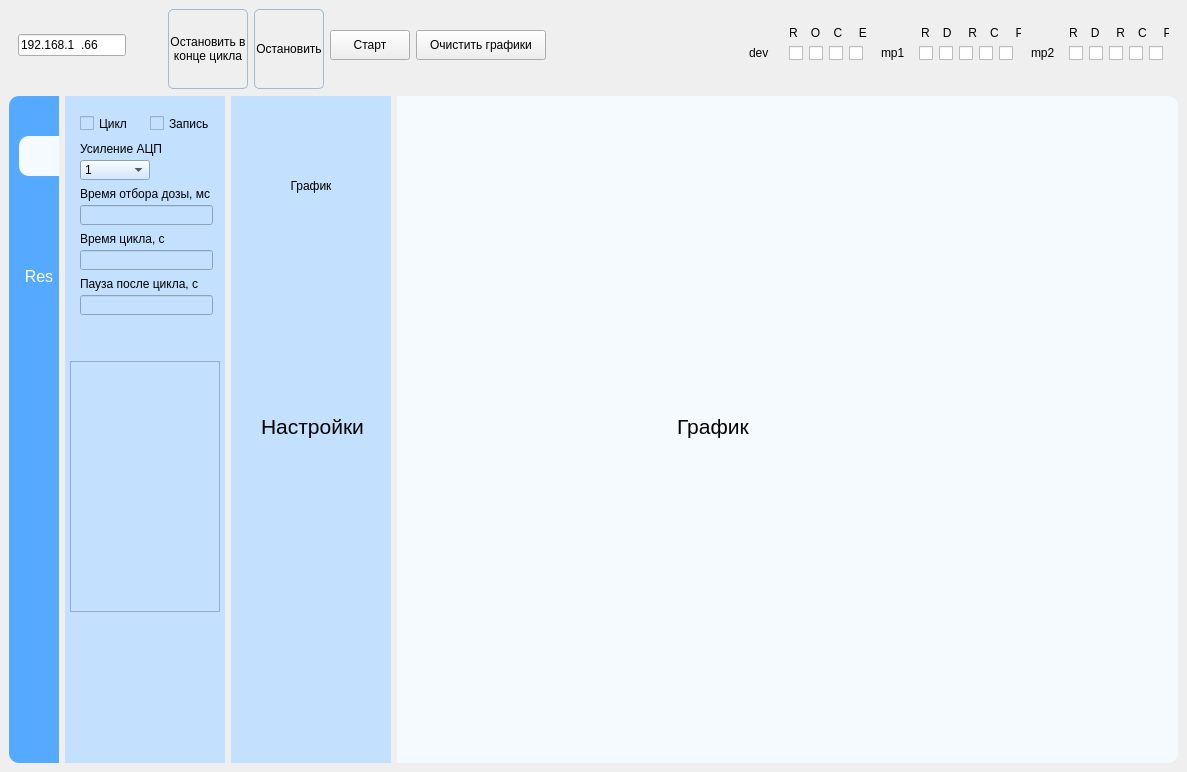
vlasikov/GELS_test, file GUI1.ui: the form before one commit.
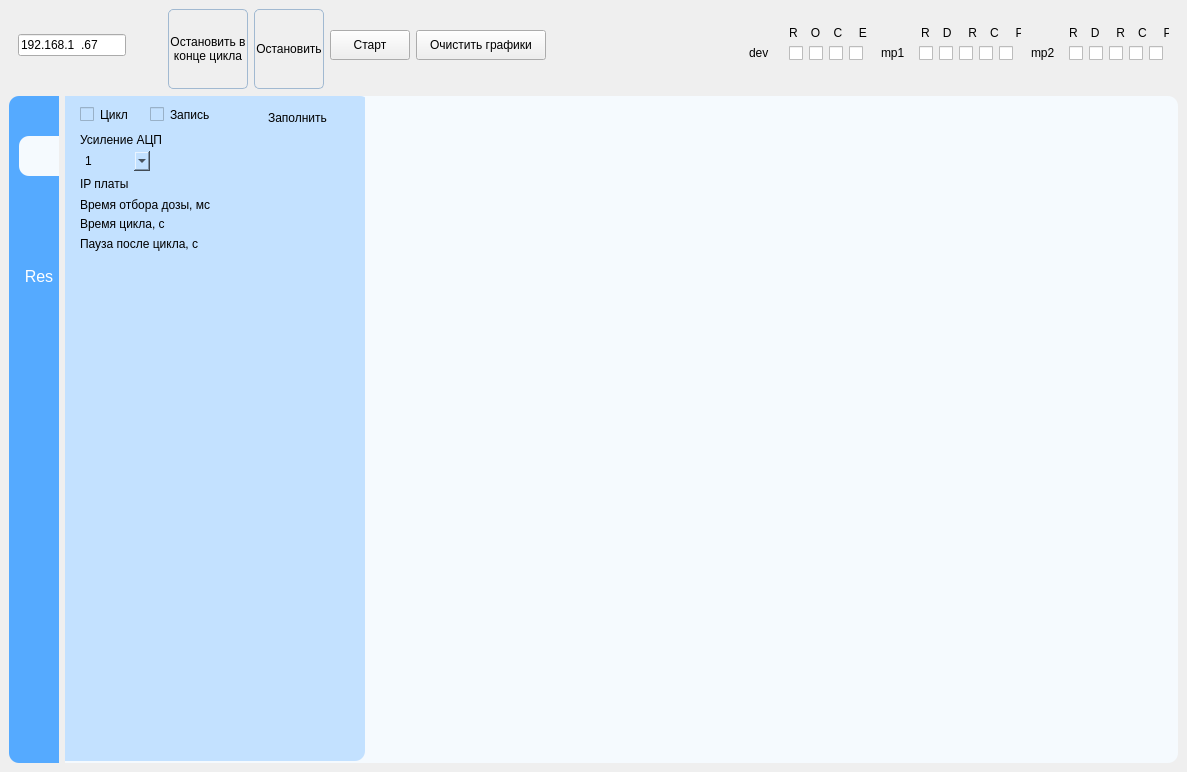
The form after the commit. Icons and pictures are not drawn. Custom widgets are drawn as their Qt base class.

Commit message: настройки

The edit to the form file:
```diff
--- a/GUI1.ui
+++ b/GUI1.ui
@@ -37,10 +37,167 @@
     <item row="1" column="1">
      <layout class="QHBoxLayout" name="horizontalLayout">
       <item>
+       <widget class="QCustomPlot" name="graph_widget" native="true">
+        <property name="minimumSize">
+         <size>
+          <width>700</width>
+          <height>665</height>
+         </size>
+        </property>
+        <property name="maximumSize">
+         <size>
+          <width>16777215</width>
+          <height>16777215</height>
+         </size>
+        </property>
+        <property name="styleSheet">
+         <string notr="true">QWidget{
+	background-color: #F5FAFE;
+	border-top-right-radius:10px;
+	border-bottom-right-radius:10px;
+}
+</string>
+        </property>
+        <widget class="QWidget" name="setup_widget" native="true">
+         <property name="geometry">
+          <rect>
+           <x>0</x>
+           <y>0</y>
+           <width>160</width>
+           <height>665</height>
+          </rect>
+         </property>
+         <property name="minimumSize">
+          <size>
+           <width>160</width>
+           <height>0</height>
+          </size>
+         </property>
+         <property name="maximumSize">
+          <size>
+           <width>160</width>
+           <height>16777215</height>
+          </size>
+         </property>
+         <property name="styleSheet">
+          <string notr="true">QWidget{
+	background-color: #c3e1ff;
+
+}
+
+QPushButton {
+  border-radius: 5px;
+  outline: 0px;
+}
+QPushButton:hover {
+background-color: #b9dcff;
+  border: 1px solid #0d6efd;
+}
+QPushButton:checked {
+background-color: #a0d0ff;
+  border: 1px solid #0d6efd;
+}
+</string>
+         </property>
+         <widget class="QLabel" name="label_5">
+          <property name="geometry">
+           <rect>
+            <x>30</x>
+            <y>310</y>
+            <width>111</width>
+            <height>41</height>
+           </rect>
+          </property>
+          <property name="font">
+           <font>
+            <pointsize>16</pointsize>
+           </font>
+          </property>
+          <property name="text">
+           <string>Настройки</string>
+          </property>
+         </widget>
+         <widget class="QPushButton" name="pushButton">
+          <property name="enabled">
+           <bool>true</bool>
+          </property>
+          <property name="geometry">
+           <rect>
+            <x>50</x>
+            <y>60</y>
+            <width>60</width>
+            <height>60</height>
+           </rect>
+          </property>
+          <property name="minimumSize">
+           <size>
+            <width>60</width>
+            <height>60</height>
+           </size>
+          </property>
+          <property name="maximumSize">
+           <size>
+            <width>60</width>
+            <height>60</height>
+           </size>
+          </property>
+          <property name="layoutDirection">
+           <enum>Qt::LeftToRight</enum>
+          </property>
+          <property name="autoFillBackground">
+           <bool>false</bool>
+          </property>
+          <property name="styleSheet">
+           <string notr="true"/>
+          </property>
+          <property name="inputMethodHints">
+           <set>Qt::ImhNone</set>
+          </property>
+          <property name="text">
+           <string>График</string>
+          </property>
+          <property name="icon">
+           <iconset resource="gui.qrc">
+            <normaloff>:/icons/free-animated-icon-line-chart-7211797.png</normaloff>:/icons/free-animated-icon-line-chart-7211797.png</iconset>
+          </property>
+          <property name="iconSize">
+           <size>
+            <width>45</width>
+            <height>45</height>
+           </size>
+          </property>
+          <property name="checkable">
+           <bool>true</bool>
+          </property>
+          <property name="checked">
+           <bool>false</bool>
+          </property>
+          <property name="autoRepeat">
+           <bool>false</bool>
+          </property>
+          <property name="autoDefault">
+           <bool>false</bool>
+          </property>
+          <property name="default">
+           <bool>false</bool>
+          </property>
+          <property name="flat">
+           <bool>false</bool>
+          </property>
+         </widget>
+        </widget>
        <widget class="QWidget" name="param_widget" native="true">
+         <property name="geometry">
+          <rect>
+           <x>0</x>
+           <y>0</y>
+           <width>300</width>
+           <height>665</height>
+          </rect>
+         </property>
         <property name="minimumSize">
          <size>
-          <width>160</width>
+           <width>300</width>
           <height>0</height>
          </size>
         </property>
@@ -72,7 +229,7 @@
            </property>
            <property name="minimumSize">
             <size>
-             <width>150</width>
+              <width>300</width>
              <height>240</height>
             </size>
            </property>
@@ -159,7 +316,7 @@
            <widget class="QLineEdit" name="dosa_e">
             <property name="geometry">
              <rect>
-              <x>10</x>
+               <x>140</x>
               <y>100</y>
               <width>133</width>
               <height>20</height>
@@ -176,7 +333,7 @@
             <property name="geometry">
              <rect>
               <x>10</x>
-              <y>171</y>
+               <y>140</y>
               <width>131</width>
               <height>16</height>
              </rect>
@@ -188,8 +345,8 @@
            <widget class="QLineEdit" name="pause_e">
             <property name="geometry">
              <rect>
-              <x>10</x>
-              <y>190</y>
+               <x>140</x>
+               <y>140</y>
               <width>133</width>
               <height>20</height>
              </rect>
@@ -217,8 +374,8 @@
            <widget class="QLineEdit" name="cycle_e">
             <property name="geometry">
              <rect>
-              <x>10</x>
-              <y>145</y>
+               <x>140</x>
+               <y>120</y>
               <width>133</width>
               <height>20</height>
              </rect>
@@ -247,7 +404,7 @@
             <property name="geometry">
              <rect>
               <x>10</x>
-              <y>81</y>
+               <y>101</y>
               <width>131</width>
               <height>16</height>
              </rect>
@@ -260,7 +417,7 @@
             <property name="geometry">
              <rect>
               <x>10</x>
-              <y>126</y>
+               <y>120</y>
               <width>131</width>
               <height>16</height>
              </rect>
@@ -282,6 +439,57 @@
              <string>Запись</string>
             </property>
            </widget>
+            <widget class="QLabel" name="label_4">
+             <property name="geometry">
+              <rect>
+               <x>10</x>
+               <y>80</y>
+               <width>131</width>
+               <height>16</height>
+              </rect>
+             </property>
+             <property name="text">
+              <string>IP платы</string>
+             </property>
+            </widget>
+            <widget class="QLineEdit" name="dev_IP">
+             <property name="geometry">
+              <rect>
+               <x>140</x>
+               <y>80</y>
+               <width>133</width>
+               <height>20</height>
+              </rect>
+             </property>
+             <property name="sizePolicy">
+              <sizepolicy hsizetype="Fixed" vsizetype="Fixed">
+               <horstretch>0</horstretch>
+               <verstretch>0</verstretch>
+              </sizepolicy>
+             </property>
+            </widget>
+            <widget class="QPushButton" name="pushButton_2">
+             <property name="enabled">
+              <bool>true</bool>
+             </property>
+             <property name="geometry">
+              <rect>
+               <x>190</x>
+               <y>10</y>
+               <width>75</width>
+               <height>23</height>
+              </rect>
+             </property>
+             <property name="text">
+              <string>Заполнить</string>
+             </property>
+             <property name="autoDefault">
+              <bool>false</bool>
+             </property>
+             <property name="default">
+              <bool>false</bool>
+             </property>
+            </widget>
           </widget>
          </item>
          <item>
@@ -367,169 +575,6 @@
          </item>
         </layout>
        </widget>
-      </item>
-      <item>
-       <widget class="QWidget" name="setup_widget" native="true">
-        <property name="minimumSize">
-         <size>
-          <width>160</width>
-          <height>0</height>
-         </size>
-        </property>
-        <property name="maximumSize">
-         <size>
-          <width>160</width>
-          <height>16777215</height>
-         </size>
-        </property>
-        <property name="styleSheet">
-         <string notr="true">QWidget{
-	background-color: #c3e1ff;
-
-}
-
-QPushButton {
-  border-radius: 5px;
-  outline: 0px;
-}
-QPushButton:hover {
-background-color: #b9dcff;
-  border: 1px solid #0d6efd;
-}
-QPushButton:checked {
-background-color: #a0d0ff;
-  border: 1px solid #0d6efd;
-}
-</string>
-        </property>
-        <widget class="QLabel" name="label_5">
-         <property name="geometry">
-          <rect>
-           <x>30</x>
-           <y>310</y>
-           <width>111</width>
-           <height>41</height>
-          </rect>
-         </property>
-         <property name="font">
-          <font>
-           <pointsize>16</pointsize>
-          </font>
-         </property>
-         <property name="text">
-          <string>Настройки</string>
-         </property>
-        </widget>
-        <widget class="QPushButton" name="pushButton">
-         <property name="enabled">
-          <bool>true</bool>
-         </property>
-         <property name="geometry">
-          <rect>
-           <x>50</x>
-           <y>60</y>
-           <width>60</width>
-           <height>60</height>
-          </rect>
-         </property>
-         <property name="minimumSize">
-          <size>
-           <width>60</width>
-           <height>60</height>
-          </size>
-         </property>
-         <property name="maximumSize">
-          <size>
-           <width>60</width>
-           <height>60</height>
-          </size>
-         </property>
-         <property name="layoutDirection">
-          <enum>Qt::LeftToRight</enum>
-         </property>
-         <property name="autoFillBackground">
-          <bool>false</bool>
-         </property>
-         <property name="styleSheet">
-          <string notr="true"/>
-         </property>
-         <property name="inputMethodHints">
-          <set>Qt::ImhNone</set>
-         </property>
-         <property name="text">
-          <string>График</string>
-         </property>
-         <property name="icon">
-          <iconset resource="gui.qrc">
-           <normaloff>:/icons/free-animated-icon-line-chart-7211797.png</normaloff>:/icons/free-animated-icon-line-chart-7211797.png</iconset>
-         </property>
-         <property name="iconSize">
-          <size>
-           <width>45</width>
-           <height>45</height>
-          </size>
-         </property>
-         <property name="checkable">
-          <bool>true</bool>
-         </property>
-         <property name="checked">
-          <bool>false</bool>
-         </property>
-         <property name="autoRepeat">
-          <bool>false</bool>
-         </property>
-         <property name="autoDefault">
-          <bool>false</bool>
-         </property>
-         <property name="default">
-          <bool>false</bool>
-         </property>
-         <property name="flat">
-          <bool>false</bool>
-         </property>
-        </widget>
-       </widget>
-      </item>
-      <item>
-       <widget class="QCustomPlot" name="graph_widget" native="true">
-        <property name="minimumSize">
-         <size>
-          <width>700</width>
-          <height>665</height>
-         </size>
-        </property>
-        <property name="maximumSize">
-         <size>
-          <width>16777215</width>
-          <height>16777215</height>
-         </size>
-        </property>
-        <property name="styleSheet">
-         <string notr="true">QWidget{
-	background-color: #F5FAFE;
-	border-top-right-radius:10px;
-	border-bottom-right-radius:10px;
-}
-</string>
-        </property>
-        <widget class="QLabel" name="label_6">
-         <property name="geometry">
-          <rect>
-           <x>280</x>
-           <y>310</y>
-           <width>111</width>
-           <height>41</height>
-          </rect>
-         </property>
-         <property name="font">
-          <font>
-           <pointsize>16</pointsize>
-          </font>
-         </property>
-         <property name="text">
-          <string>График</string>
-         </property>
-        </widget>
        </widget>
       </item>
      </layout>
@@ -803,7 +848,7 @@
           <string>009.009.009.009</string>
          </property>
          <property name="text">
-          <string>192.168.1.66</string>
+          <string>192.168.1.67</string>
          </property>
          <property name="maxLength">
           <number>15</number>
```
Lines whose indentation alone changed are shown as unchanged. The commit also changes 7 other files.
